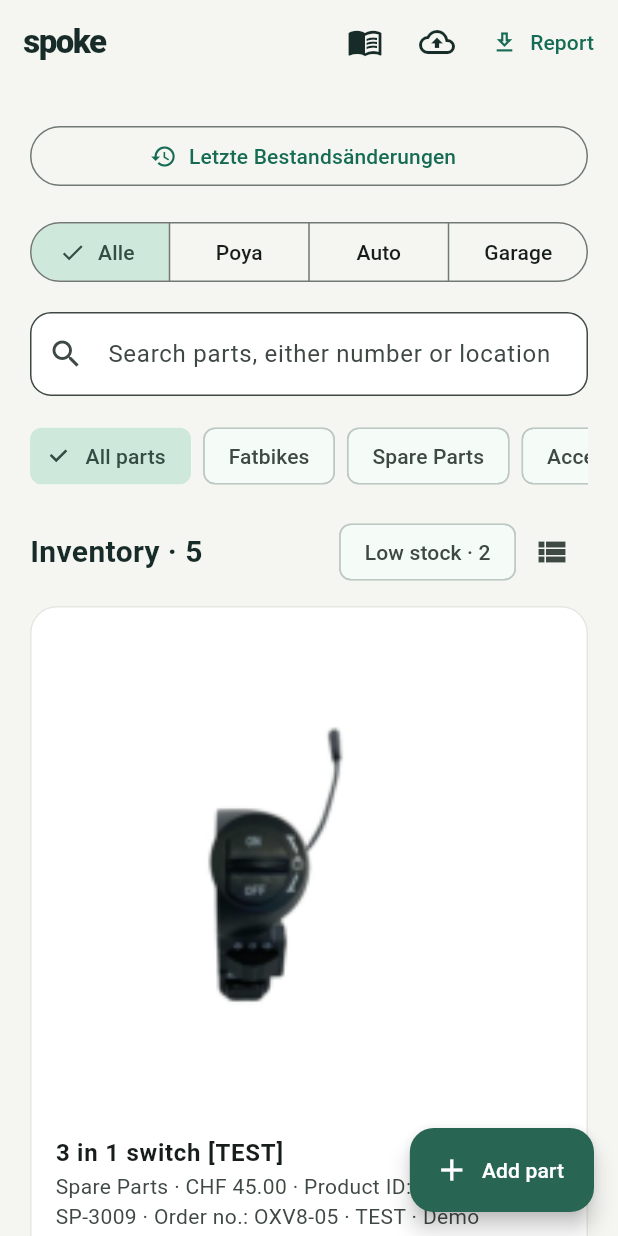
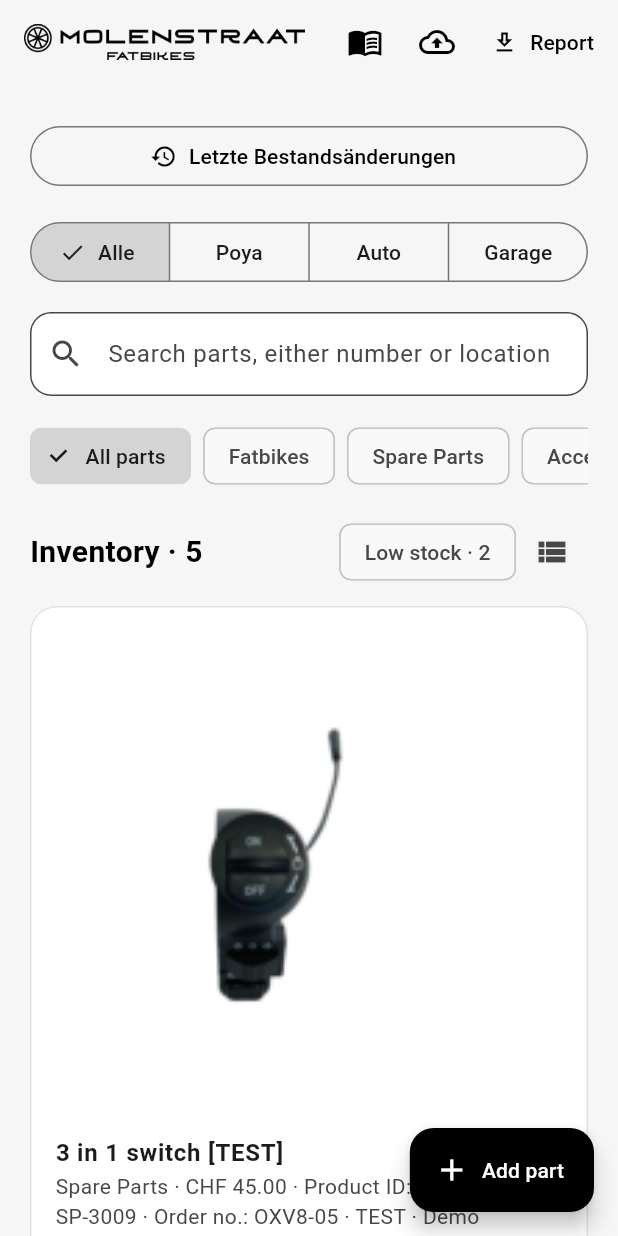
Before and after one commit to JM271/Inventory, a Flutter app: the InventoryPage screen opened directly, on a phone screen of 412 x 824 dp. Run offline on Flutter 3.47's test engine with Material 3 defaults, Android fonts, the phone set to English and light mode, and no system bars; our stand-ins replace cloud_firestore, firebase_auth, firebase_core, flutter_secure_storage, pdf, printing and 1 more; missing offline and left inert: excel; accounts and stored records are empty.

Commit message:
Switch to a black and white theme with the Molenstraat logos
The app bar and sign-in screen show the Molenstraat Fatbikes wordmark
(same artwork as the offers app) and the colour scheme is monochrome;
restock warnings use the error red. App icons for iOS, Android and web
are the Molenstraat wheel in white on black, generated from
assets/brand/wheel.png. PDF and Excel report headers are black.

Co-Authored-By: Claude Opus 5.5 <noreply@anthropic.com>

```diff
--- /dev/null
+++ b/lib/brand.dart
@@ -0,0 +1,25 @@
+import 'package:flutter/material.dart';
+
+const logoAsset = 'assets/brand/logo.png';
+const logoWhiteAsset = 'assets/brand/logo_white.png';
+
+/// The Molenstraat Fatbikes wordmark, black on light and white on dark
+/// backgrounds (same artwork as the offers app).
+class BrandLogo extends StatelessWidget {
+  const BrandLogo({super.key, this.height = 24});
+
+  final double height;
+
+  @override
+  Widget build(BuildContext context) {
+    final dark = Theme.of(context).brightness == Brightness.dark;
+    return Image.asset(
+      dark ? logoWhiteAsset : logoAsset,
+      height: height,
+      fit: BoxFit.contain,
+      semanticLabel: 'Molenstraat Fatbikes',
+      // Keeps the layout intact if the asset is missing.
+      errorBuilder: (_, _, _) => const Text('Molenstraat Fatbikes'),
+    );
+  }
+}
--- a/lib/firebase_gate.dart
+++ b/lib/firebase_gate.dart
@@ -4,6 +4,7 @@ import 'package:firebase_core/firebase_core.dart';
 import 'package:flutter/material.dart';
 import 'package:flutter/services.dart';
 
+import 'brand.dart';
 import 'cloud_inventory.dart';
 import 'firebase_config.dart';
 
@@ -245,7 +246,7 @@ class _LoginPageState extends State<LoginPage> {
 
   @override
   Widget build(BuildContext context) => Scaffold(
-    appBar: AppBar(title: const Text('Spoke · Molenstraat')),
+    appBar: AppBar(title: const BrandLogo()),
     body: Center(
       child: ConstrainedBox(
         constraints: const BoxConstraints(maxWidth: 440),
--- a/lib/inventory_pdf.dart
+++ b/lib/inventory_pdf.dart
@@ -33,7 +33,7 @@ Future<Uint8List> buildInventoryPdf(
   String two(int value) => value.toString().padLeft(2, '0');
   final timestamp =
       '${two(date.day)}.${two(date.month)}.${date.year} ${two(date.hour)}:${two(date.minute)}:${two(date.second)}';
-  final green = PdfColor.fromHex('#286653');
+  final accent = PdfColors.black;
   document.addPage(
     pw.MultiPage(
       pageFormat: PdfPageFormat.a4,
@@ -53,7 +53,7 @@ Future<Uint8List> buildInventoryPdf(
               style: pw.TextStyle(
                 fontSize: 18,
                 fontWeight: pw.FontWeight.bold,
-                color: green,
+                color: accent,
               ),
             ),
             pw.Text(timestamp, style: const pw.TextStyle(fontSize: 9)),
@@ -116,7 +116,7 @@ Future<Uint8List> buildInventoryPdf(
               fontWeight: pw.FontWeight.bold,
               fontSize: 9,
             ),
-            headerDecoration: pw.BoxDecoration(color: green),
+            headerDecoration: pw.BoxDecoration(color: accent),
             cellStyle: const pw.TextStyle(fontSize: 8),
             cellPadding: const pw.EdgeInsets.all(6),
             oddRowDecoration: const pw.BoxDecoration(color: PdfColors.grey100),
--- a/lib/inventory_report.dart
+++ b/lib/inventory_report.dart
@@ -128,7 +128,7 @@ Uint8List buildInventoryReport(List<Part> parts, DateTime generatedAt) {
         .cellStyle = CellStyle(
       bold: true,
       textWrapping: TextWrapping.WrapText,
-      backgroundColorHex: ExcelColor.fromHexString('#286653'),
+      backgroundColorHex: ExcelColor.fromHexString('#000000'),
       fontColorHex: ExcelColor.white,
     );
   }
--- a/lib/main.dart
+++ b/lib/main.dart
@@ -17,6 +17,7 @@ import 'pdf_report_page.dart';
 import 'part.dart';
 import 'product_catalog.dart';
 import 'test_stock.dart';
+import 'brand.dart';
 import 'report_dialog.dart';
 export 'part.dart';
 export 'product_catalog.dart' show categories;
@@ -29,8 +30,10 @@ void main() {
   runApp(const InventoryApp(useFirebase: true));
 }
 
-const ink = Color(0xFF172C29);
-const green = Color(0xFF286653);
+// Black and white like the Molenstraat logo; warnings use the error red.
+const ink = Colors.black;
+const paper = Color(0xFFF6F6F6);
+const line = Color(0xFFE2E2E2);
 
 class InventoryApp extends StatelessWidget {
   const InventoryApp({super.key, this.useFirebase = false});
@@ -41,18 +44,22 @@ class InventoryApp extends StatelessWidget {
     title: 'Spoke · Workshop inventory',
     theme: ThemeData(
       useMaterial3: true,
-      colorScheme: ColorScheme.fromSeed(seedColor: green),
-      scaffoldBackgroundColor: const Color(0xFFF5F6F2),
+      colorScheme: ColorScheme.fromSeed(
+        seedColor: Colors.black,
+        dynamicSchemeVariant: DynamicSchemeVariant.monochrome,
+      ),
+      scaffoldBackgroundColor: paper,
       appBarTheme: const AppBarTheme(
-        backgroundColor: Color(0xFFF5F6F2),
+        backgroundColor: paper,
         foregroundColor: ink,
+        surfaceTintColor: Colors.transparent,
       ),
       inputDecorationTheme: InputDecorationTheme(
         filled: true,
         fillColor: Colors.white,
         border: OutlineInputBorder(
           borderRadius: BorderRadius.circular(14),
-          borderSide: const BorderSide(color: Color(0xFFDEE4DD)),
+          borderSide: const BorderSide(color: line),
         ),
       ),
     ),
@@ -557,7 +564,9 @@ class _InventoryPageState extends State<InventoryPage> {
                     : 'Min. ${p.minimumAt(site)}',
                 style: TextStyle(
                   fontSize: 12,
-                  color: p.lowAt(site) ? const Color(0xFFA55C1B) : green,
+                  color: p.lowAt(site)
+                      ? Theme.of(context).colorScheme.error
+                      : ink,
                 ),
               ),
             ],
@@ -634,11 +643,7 @@ class _InventoryPageState extends State<InventoryPage> {
           );
     return Scaffold(
       appBar: AppBar(
-        title: const Text(
-          'spoke',
-          overflow: TextOverflow.ellipsis,
-          style: TextStyle(fontWeight: FontWeight.w800, letterSpacing: -1),
-        ),
+        title: const Align(alignment: Alignment.centerLeft, child: BrandLogo()),
         actions: [
           if (widget.cloud != null)
             PopupMenuButton<String>(
@@ -733,7 +738,7 @@ class _InventoryPageState extends State<InventoryPage> {
           ? null
           : FloatingActionButton.extended(
               onPressed: () => edit(),
-              backgroundColor: green,
+              backgroundColor: ink,
               foregroundColor: Colors.white,
               icon: const Icon(Icons.add),
               label: const Text('Add part'),
@@ -887,7 +892,7 @@ class _InventoryPageState extends State<InventoryPage> {
                             const Icon(
                               Icons.inventory_2_outlined,
                               size: 44,
-                              color: green,
+                              color: ink,
                             ),
                             const SizedBox(height: 16),
                             Text(
@@ -924,7 +929,7 @@ class _InventoryPageState extends State<InventoryPage> {
                         decoration: BoxDecoration(
                           color: Colors.white,
                           borderRadius: BorderRadius.circular(18),
-                          border: Border.all(color: const Color(0xFFE4E8E1)),
+                          border: Border.all(color: line),
                         ),
                         clipBehavior: Clip.antiAlias,
                         child: Material(
@@ -933,10 +938,7 @@ class _InventoryPageState extends State<InventoryPage> {
                             children: [
                               for (final (i, p) in filtered.indexed) ...[
                                 if (i > 0)
-                                  const Divider(
-                                    height: 1,
-                                    color: Color(0xFFE4E8E1),
-                                  ),
+                                  const Divider(height: 1, color: line),
                                 ListTile(
                                   dense: true,
                                   title: Text(
@@ -968,7 +970,7 @@ class _InventoryPageState extends State<InventoryPage> {
                           decoration: BoxDecoration(
                             color: Colors.white,
                             borderRadius: BorderRadius.circular(18),
-                            border: Border.all(color: const Color(0xFFE4E8E1)),
+                            border: Border.all(color: line),
                           ),
                           child: Column(
                             children: [
@@ -1001,10 +1003,8 @@ class _InventoryPageState extends State<InventoryPage> {
                                   leading: p.imageAsset.isNotEmpty
                                       ? null
                                       : CircleAvatar(
-                                          backgroundColor: const Color(
-                                            0xFFEAF0E9,
-                                          ),
-                                          foregroundColor: green,
+                                          backgroundColor: paper,
+                                          foregroundColor: ink,
                                           child: Icon(iconFor(p.category)),
                                         ),
                                   title: Text(
--- a/lib/report_dialog.dart
+++ b/lib/report_dialog.dart
@@ -239,7 +239,7 @@ class _ReportDialogState extends State<ReportDialog>
               const Icon(
                 Icons.cloud_done_outlined,
                 size: 42,
-                color: Colors.green,
+                color: Colors.black,
               ),
               const SizedBox(height: 12),
               const Text(
--- a/pubspec.yaml
+++ b/pubspec.yaml
@@ -72,6 +72,7 @@ flutter:
   assets:
     - assets/product_catalog.json
     - assets/products/
+    - assets/brand/
 
   # To add assets to your application, add an assets section, like this:
   # assets:
```
Also changed, not shown: assets/brand/logo.png (added), assets/brand/logo_white.png (added), assets/brand/wheel.png (added), tool/app_icon/app_icon.png (added), tool/app_icon/spoke_logo.png (deleted), tool/app_icon/spoke_logo.svg (deleted), 34 other files.
